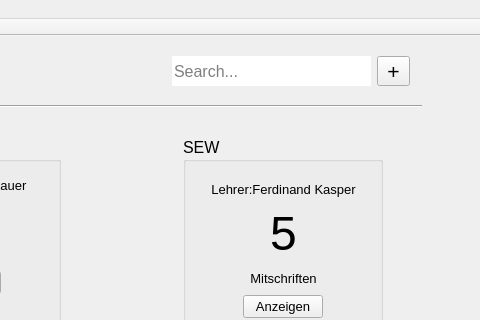
This is mainwindow.ui in orgnnice/OrgNNice as Qt 5 draws it before an edit; both pictures show x 549 to 1029 and y 0 to 320 of the 1029 by 800 pixel window. The edited form follows.
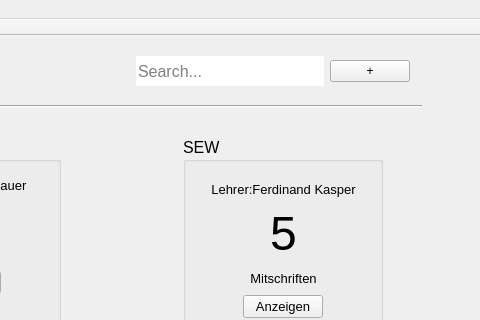
This is the edited form.

Commit message: Debugging Button Events

Diff of the .ui file:
```diff
--- a/mainwindow.ui
+++ b/mainwindow.ui
@@ -109,18 +109,7 @@
       </widget>
      </item>
      <item>
-      <widget class="QToolButton" name="addnewsub">
-       <property name="enabled">
-        <bool>true</bool>
-       </property>
-       <property name="font">
-        <font>
-         <pointsize>16</pointsize>
-        </font>
-       </property>
-       <property name="styleSheet">
-        <string notr="true"/>
-       </property>
+      <widget class="QPushButton" name="pushButton">
        <property name="text">
         <string>+</string>
        </property>
```
The commit also changes 2 other files.
